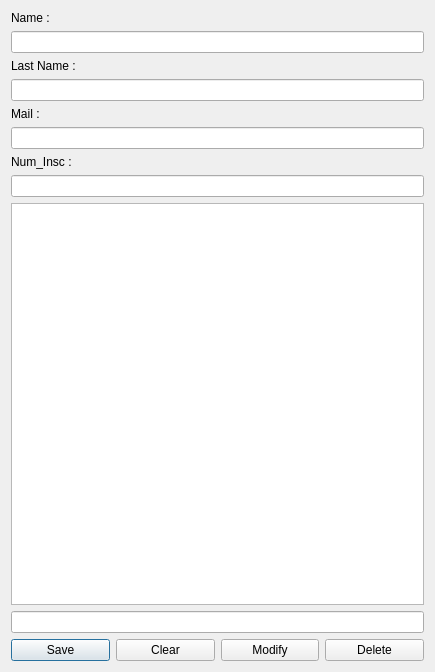
Yassine-Mhirsi/ProjectPV, file ProjectPV/enseignant/enseignant.ui: the form before one commit.
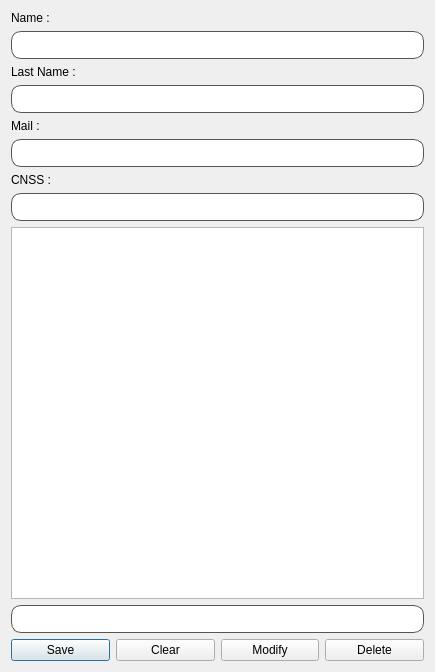
The form after the commit.

Diff of the .ui file:
```diff
--- a/ProjectPV/enseignant/enseignant.ui
+++ b/ProjectPV/enseignant/enseignant.ui
@@ -26,7 +26,16 @@
         </widget>
        </item>
        <item>
-        <widget class="QLineEdit" name="name_lineEdit"/>
+        <widget class="QLineEdit" name="name_lineEdit">
+         <property name="styleSheet">
+          <string notr="true">QLineEdit {
+    border-radius: 10px; /* Adjust the value to change the roundness */
+    padding: 5px; /* Adjust the padding as needed */
+    border: 1px solid #555555; /* Optional: add a border */
+}
+</string>
+         </property>
+        </widget>
        </item>
        <item>
         <widget class="QLabel" name="label_4">
@@ -36,7 +45,16 @@
         </widget>
        </item>
        <item>
-        <widget class="QLineEdit" name="lastname_lineEdit"/>
+        <widget class="QLineEdit" name="lastname_lineEdit">
+         <property name="styleSheet">
+          <string notr="true">QLineEdit {
+    border-radius: 10px; /* Adjust the value to change the roundness */
+    padding: 5px; /* Adjust the padding as needed */
+    border: 1px solid #555555; /* Optional: add a border */
+}
+</string>
+         </property>
+        </widget>
        </item>
        <item>
         <widget class="QLabel" name="label_5">
@@ -46,17 +64,35 @@
         </widget>
        </item>
        <item>
-        <widget class="QLineEdit" name="mail_lineEdit"/>
+        <widget class="QLineEdit" name="mail_lineEdit">
+         <property name="styleSheet">
+          <string notr="true">QLineEdit {
+    border-radius: 10px; /* Adjust the value to change the roundness */
+    padding: 5px; /* Adjust the padding as needed */
+    border: 1px solid #555555; /* Optional: add a border */
+}
+</string>
+         </property>
+        </widget>
        </item>
        <item>
         <widget class="QLabel" name="label_6">
          <property name="text">
-          <string>Num_Insc : </string>
+          <string>CNSS : </string>
          </property>
         </widget>
        </item>
        <item>
-        <widget class="QLineEdit" name="numinsc_lineEdit"/>
+        <widget class="QLineEdit" name="numinsc_lineEdit">
+         <property name="styleSheet">
+          <string notr="true">QLineEdit {
+    border-radius: 10px; /* Adjust the value to change the roundness */
+    padding: 5px; /* Adjust the padding as needed */
+    border: 1px solid #555555; /* Optional: add a border */
+}
+</string>
+         </property>
+        </widget>
        </item>
       </layout>
      </item>
@@ -77,7 +113,16 @@
       </widget>
      </item>
      <item>
-      <widget class="QLineEdit" name="searchbar"/>
+      <widget class="QLineEdit" name="searchbar">
+       <property name="styleSheet">
+        <string notr="true">QLineEdit {
+    border-radius: 10px; /* Adjust the value to change the roundness */
+    padding: 5px; /* Adjust the padding as needed */
+    border: 1px solid #555555; /* Optional: add a border */
+}
+</string>
+       </property>
+      </widget>
      </item>
      <item>
       <layout class="QHBoxLayout" name="horizontalLayout">
```
